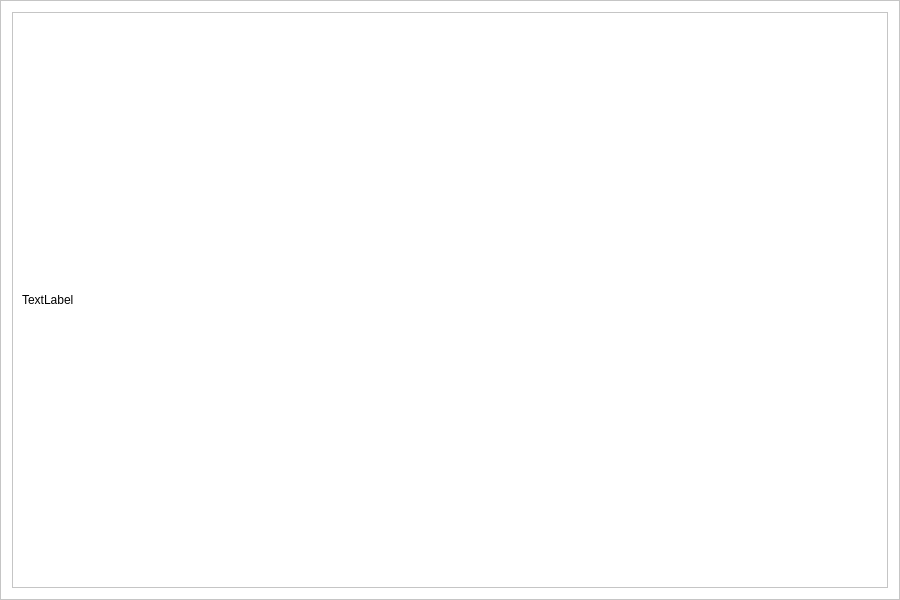
This is copyclare/views/ui/exercise.ui in MotionInput/Team14-CopyClare as Qt 5 draws it before an edit. The edited form follows.
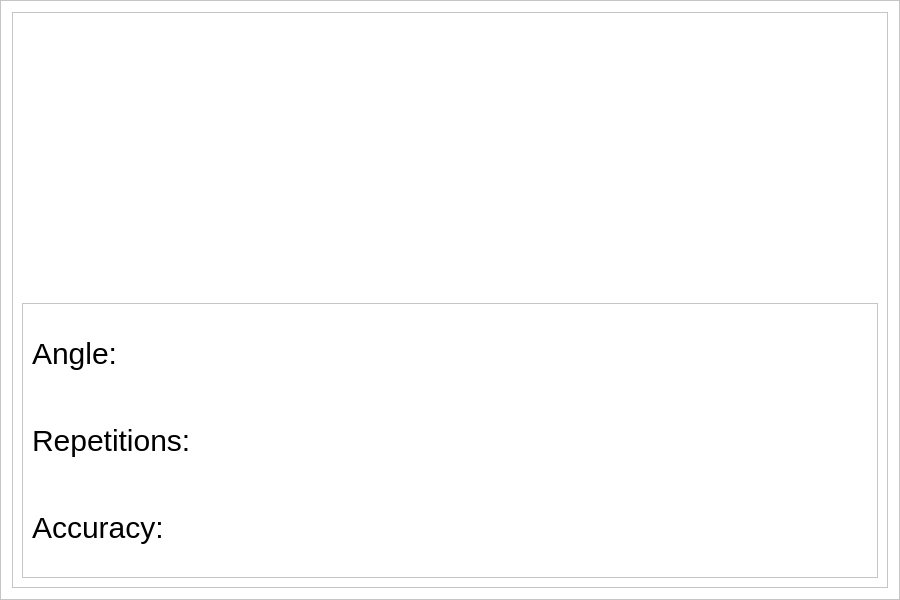
This is the edited form.

```diff
--- a/copyclare/views/ui/exercise.ui
+++ b/copyclare/views/ui/exercise.ui
@@ -31,14 +31,7 @@
      <property name="frameShadow">
       <enum>QFrame::Raised</enum>
      </property>
-     <layout class="QHBoxLayout" name="horizontalLayout">
-      <item>
-       <widget class="QLabel" name="label">
-        <property name="text">
-         <string>TextLabel</string>
-        </property>
-       </widget>
-      </item>
+     <layout class="QVBoxLayout" name="verticalLayout_2">
       <item>
        <widget class="QLabel" name="video_2">
         <property name="frameShape">
@@ -50,6 +43,49 @@
         <property name="textFormat">
          <enum>Qt::PlainText</enum>
         </property>
+        <property name="alignment">
+         <set>Qt::AlignHCenter|Qt::AlignTop</set>
+        </property>
+       </widget>
+      </item>
+      <item>
+       <widget class="QFrame" name="frame">
+        <property name="styleSheet">
+         <string notr="true">QLabel {
+	color: rgb(0,0,0); 
+	font-size: 30px;
+
+}</string>
+        </property>
+        <property name="frameShape">
+         <enum>QFrame::StyledPanel</enum>
+        </property>
+        <property name="frameShadow">
+         <enum>QFrame::Raised</enum>
+        </property>
+        <layout class="QGridLayout" name="gridLayout">
+         <item row="1" column="0">
+          <widget class="QLabel" name="rep_label">
+           <property name="text">
+            <string>Repetitions:</string>
+           </property>
+          </widget>
+         </item>
+         <item row="2" column="0">
+          <widget class="QLabel" name="label_2">
+           <property name="text">
+            <string>Accuracy:</string>
+           </property>
+          </widget>
+         </item>
+         <item row="0" column="0">
+          <widget class="QLabel" name="angle_label">
+           <property name="text">
+            <string>Angle:</string>
+           </property>
+          </widget>
+         </item>
+        </layout>
        </widget>
       </item>
      </layout>
```
